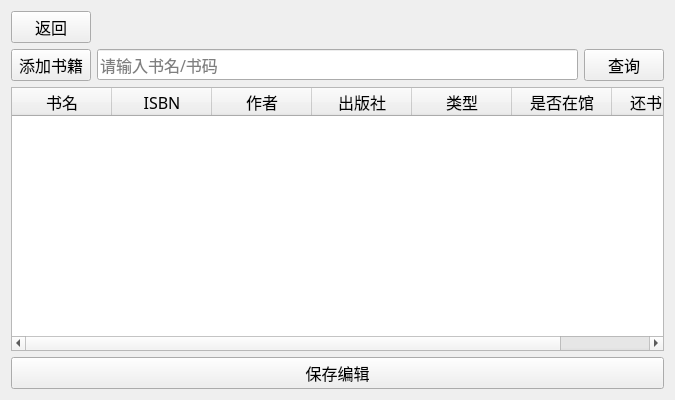
Before: the Qt Designer form bookeditpage.ui in LeoStr4nge/LibraryManageSystem, drawn with Qt 5.
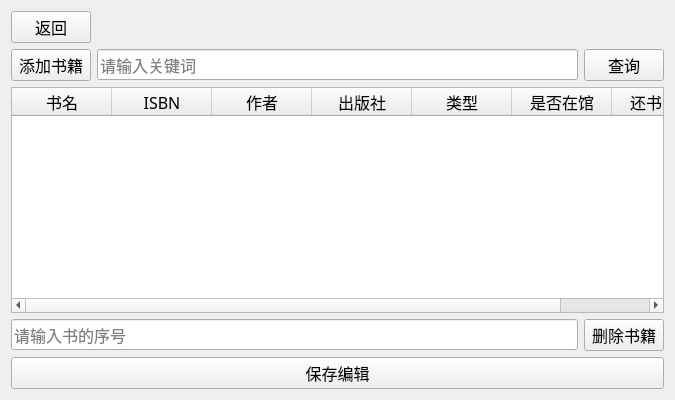
After: the same form once the commit is applied.

Commit message: 修复搜索重复显示bug，优化若干界面，添加用户待还书籍界面

The edit to the form file:
```diff
--- a/bookeditpage.ui
+++ b/bookeditpage.ui
@@ -21,8 +21,6 @@
   </property>
   <layout class="QGridLayout" name="gridLayout">
    <item row="0" column="0">
-    <layout class="QVBoxLayout" name="verticalLayout">
-     <item>
       <layout class="QHBoxLayout" name="horizontalLayout_2">
        <item>
         <widget class="QPushButton" name="pushButton_3">
@@ -46,7 +44,7 @@
        </item>
       </layout>
      </item>
-     <item>
+   <item row="1" column="0">
       <layout class="QHBoxLayout" name="horizontalLayout">
        <item>
         <widget class="QPushButton" name="pushButton_2">
@@ -58,7 +56,7 @@
        <item>
         <widget class="QLineEdit" name="lineEdit">
          <property name="placeholderText">
-          <string>请输入书名/书码</string>
+        <string>请输入关键词</string>
          </property>
         </widget>
        </item>
@@ -71,7 +69,7 @@
        </item>
       </layout>
      </item>
-     <item>
+   <item row="2" column="0">
       <widget class="QTableWidget" name="tableWidget">
        <column>
         <property name="text">
@@ -110,14 +108,30 @@
        </column>
       </widget>
      </item>
+   <item row="3" column="0">
+    <layout class="QHBoxLayout" name="horizontalLayout_3">
      <item>
+      <widget class="QLineEdit" name="lineEditBookID">
+       <property name="placeholderText">
+        <string>请输入书的序号</string>
+       </property>
+      </widget>
+     </item>
+     <item>
+      <widget class="QPushButton" name="pushButton_5">
+       <property name="text">
+        <string>删除书籍</string>
+       </property>
+      </widget>
+     </item>
+    </layout>
+   </item>
+   <item row="4" column="0">
       <widget class="QPushButton" name="pushButton_4">
        <property name="text">
         <string>保存编辑</string>
        </property>
       </widget>
-     </item>
-    </layout>
    </item>
   </layout>
  </widget>
```
Lines whose indentation alone changed are shown as unchanged. The commit also changes 15 other files.
